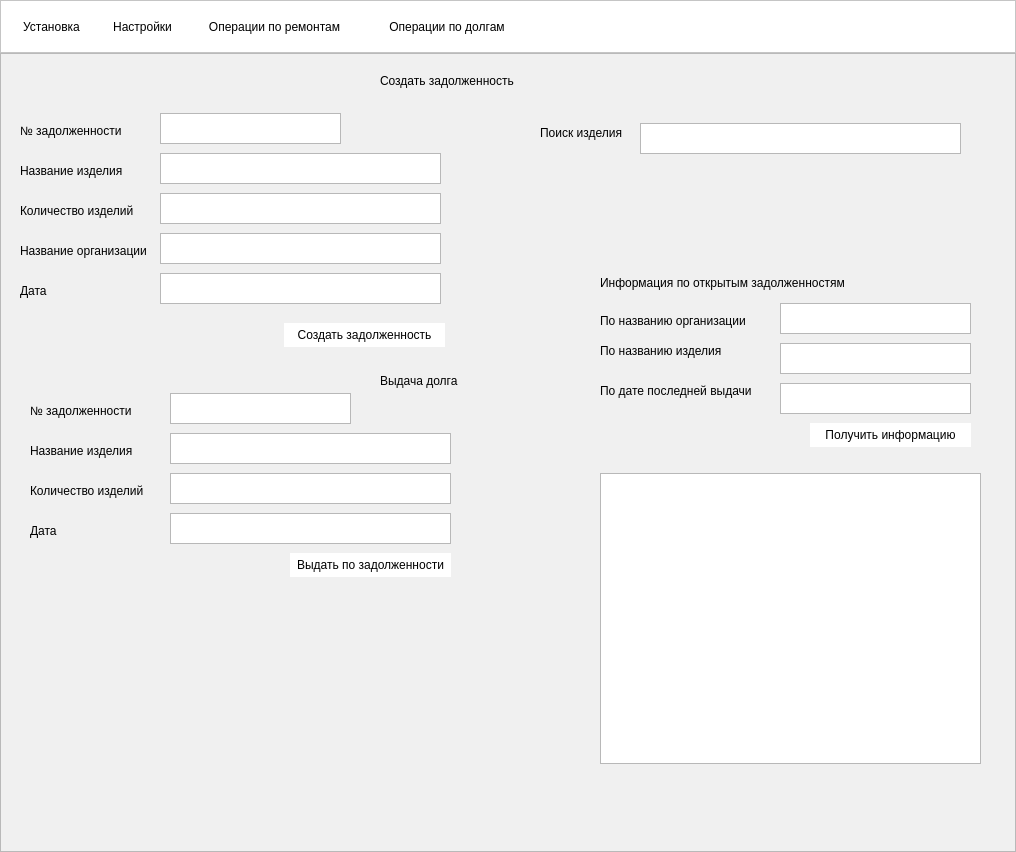
Qt form uiform.ui (IgorReyms/sklad) before a commit.
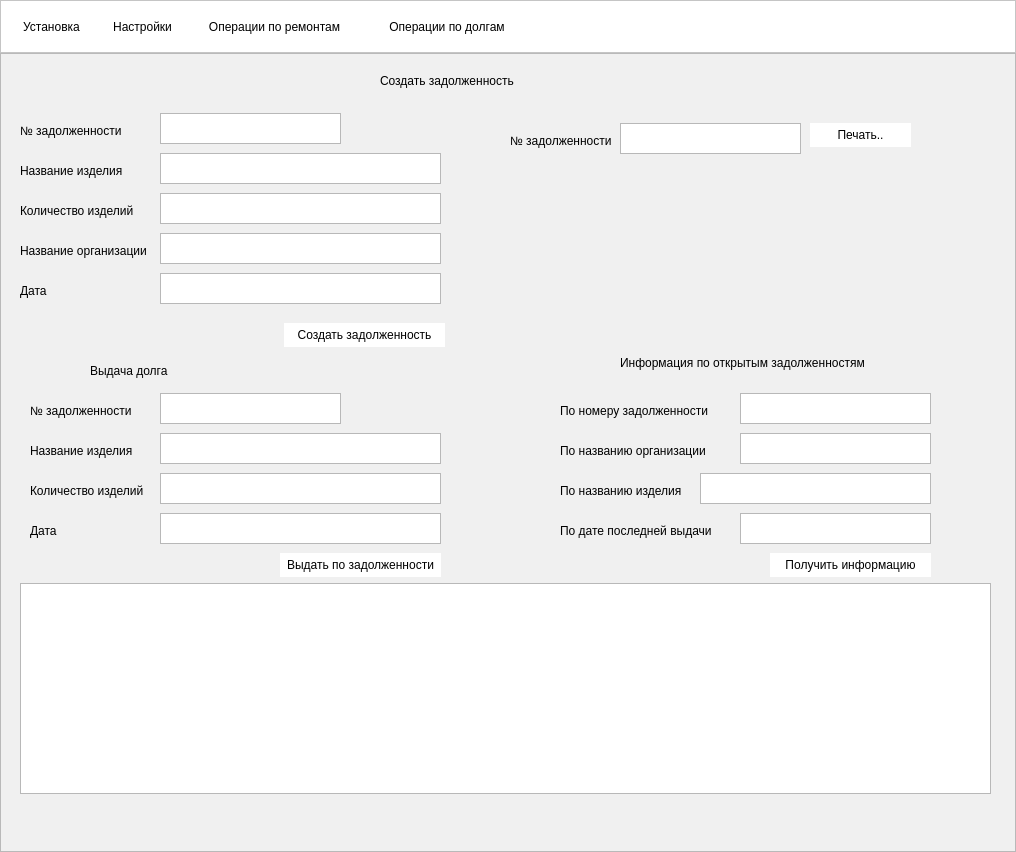
The same form after that commit.

The edit to the form file:
```diff
--- a/uiform.ui
+++ b/uiform.ui
@@ -1069,19 +1069,6 @@
             <string>Название изделия</string>
            </property>
           </widget>
-          <widget class="QLabel" name="label_25">
-           <property name="geometry">
-            <rect>
-             <x>530</x>
-             <y>60</y>
-             <width>91</width>
-             <height>20</height>
-            </rect>
-           </property>
-           <property name="text">
-            <string>Поиск изделия</string>
-           </property>
-          </widget>
           <widget class="QLabel" name="label_26">
            <property name="geometry">
             <rect>
@@ -1131,8 +1118,8 @@
           <widget class="QLabel" name="label_28">
            <property name="geometry">
             <rect>
-             <x>370</x>
-             <y>310</y>
+             <x>80</x>
+             <y>300</y>
              <width>171</width>
              <height>16</height>
             </rect>
@@ -1157,7 +1144,7 @@
           <widget class="QPlainTextEdit" name="DebtOutNoTextEdit">
            <property name="geometry">
             <rect>
-             <x>160</x>
+             <x>150</x>
              <y>330</y>
              <width>181</width>
              <height>31</height>
@@ -1187,16 +1174,6 @@
             <string>Количество изделий</string>
            </property>
           </widget>
-          <widget class="QPlainTextEdit" name="DebtOutItemNameTextEdit">
-           <property name="geometry">
-            <rect>
-             <x>160</x>
-             <y>370</y>
-             <width>281</width>
-             <height>31</height>
-            </rect>
-           </property>
-          </widget>
           <widget class="QLabel" name="label_31">
            <property name="geometry">
             <rect>
@@ -1213,7 +1190,7 @@
           <widget class="QPlainTextEdit" name="DebtOutItemQtyTextEdit">
            <property name="geometry">
             <rect>
-             <x>160</x>
+             <x>150</x>
              <y>410</y>
              <width>281</width>
              <height>31</height>
@@ -1236,7 +1213,7 @@
           <widget class="QPlainTextEdit" name="DebtOutDateTextEdit">
            <property name="geometry">
             <rect>
-             <x>160</x>
+             <x>150</x>
              <y>450</y>
              <width>281</width>
              <height>31</height>
@@ -1259,8 +1236,8 @@
           <widget class="QLabel" name="label_34">
            <property name="geometry">
             <rect>
-             <x>590</x>
-             <y>210</y>
+             <x>610</x>
+             <y>290</y>
              <width>261</width>
              <height>20</height>
             </rect>
@@ -1272,8 +1249,8 @@
           <widget class="QPlainTextEdit" name="DebtFindByClientNameTextEdit">
            <property name="geometry">
             <rect>
-             <x>770</x>
-             <y>240</y>
+             <x>730</x>
+             <y>370</y>
              <width>191</width>
              <height>31</height>
             </rect>
@@ -1282,8 +1259,8 @@
           <widget class="QLabel" name="label_35">
            <property name="geometry">
             <rect>
-             <x>590</x>
-             <y>250</y>
+             <x>550</x>
+             <y>380</y>
              <width>161</width>
              <height>16</height>
             </rect>
@@ -1295,8 +1272,8 @@
           <widget class="QLabel" name="label_36">
            <property name="geometry">
             <rect>
-             <x>590</x>
-             <y>280</y>
+             <x>550</x>
+             <y>420</y>
              <width>161</width>
              <height>16</height>
             </rect>
@@ -1305,21 +1282,11 @@
             <string>По названию изделия</string>
            </property>
           </widget>
-          <widget class="QPlainTextEdit" name="DebtFindByItemNameTextEdit">
-           <property name="geometry">
-            <rect>
-             <x>770</x>
-             <y>280</y>
-             <width>191</width>
-             <height>31</height>
-            </rect>
-           </property>
-          </widget>
           <widget class="QLabel" name="label_37">
            <property name="geometry">
             <rect>
-             <x>590</x>
-             <y>320</y>
+             <x>550</x>
+             <y>460</y>
              <width>161</width>
              <height>16</height>
             </rect>
@@ -1331,8 +1298,8 @@
           <widget class="QPlainTextEdit" name="DebtFindByLastDateTextEdit">
            <property name="geometry">
             <rect>
-             <x>770</x>
-             <y>320</y>
+             <x>730</x>
+             <y>450</y>
              <width>191</width>
              <height>31</height>
             </rect>
@@ -1354,7 +1321,7 @@
           <widget class="QPushButton" name="DebtOutBtn">
            <property name="geometry">
             <rect>
-             <x>280</x>
+             <x>270</x>
              <y>490</y>
              <width>161</width>
              <height>24</height>
@@ -1367,8 +1334,8 @@
           <widget class="QPushButton" name="DebtFindBtn">
            <property name="geometry">
             <rect>
-             <x>800</x>
-             <y>360</y>
+             <x>760</x>
+             <y>490</y>
              <width>161</width>
              <height>24</height>
             </rect>
@@ -1380,12 +1347,15 @@
           <widget class="QPlainTextEdit" name="DebtInfoTextEdit">
            <property name="geometry">
             <rect>
-             <x>590</x>
-             <y>410</y>
-             <width>381</width>
-             <height>291</height>
+             <x>10</x>
+             <y>520</y>
+             <width>971</width>
+             <height>211</height>
             </rect>
            </property>
+           <property name="lineWrapMode">
+            <enum>QPlainTextEdit::WidgetWidth</enum>
+           </property>
           </widget>
           <widget class="QTableWidget" name="DebtItemTable">
            <property name="geometry">
@@ -1409,9 +1379,9 @@
           <widget class="QTableWidget" name="itemFinder">
            <property name="geometry">
             <rect>
-             <x>630</x>
-             <y>60</y>
-             <width>321</width>
+             <x>150</x>
+             <y>370</y>
+             <width>281</width>
              <height>31</height>
             </rect>
            </property>
@@ -1425,6 +1395,84 @@
             <bool>true</bool>
            </attribute>
           </widget>
+          <widget class="QTableWidget" name="DebtInfoItemTable">
+           <property name="geometry">
+            <rect>
+             <x>690</x>
+             <y>410</y>
+             <width>231</width>
+             <height>31</height>
+            </rect>
+           </property>
+           <property name="cornerButtonEnabled">
+            <bool>false</bool>
+           </property>
+           <attribute name="horizontalHeaderVisible">
+            <bool>false</bool>
+           </attribute>
+           <attribute name="horizontalHeaderStretchLastSection">
+            <bool>true</bool>
+           </attribute>
+          </widget>
+          <widget class="QPlainTextEdit" name="DebtFindByDebtNoTextEdit">
+           <property name="geometry">
+            <rect>
+             <x>730</x>
+             <y>330</y>
+             <width>191</width>
+             <height>31</height>
+            </rect>
+           </property>
+          </widget>
+          <widget class="QLabel" name="label_39">
+           <property name="geometry">
+            <rect>
+             <x>550</x>
+             <y>340</y>
+             <width>161</width>
+             <height>16</height>
+            </rect>
+           </property>
+           <property name="text">
+            <string>По номеру задолженности</string>
+           </property>
+          </widget>
+          <widget class="QLabel" name="label_25">
+           <property name="geometry">
+            <rect>
+             <x>500</x>
+             <y>70</y>
+             <width>121</width>
+             <height>16</height>
+            </rect>
+           </property>
+           <property name="text">
+            <string>№ задолженности</string>
+           </property>
+          </widget>
+          <widget class="QPlainTextEdit" name="DebtReportNoTextEdit">
+           <property name="geometry">
+            <rect>
+             <x>610</x>
+             <y>60</y>
+             <width>181</width>
+             <height>31</height>
+            </rect>
+           </property>
+          </widget>
+          <widget class="QPushButton" name="DebtReportPrint">
+           <property name="geometry">
+            <rect>
+             <x>800</x>
+             <y>60</y>
+             <width>101</width>
+             <height>24</height>
+            </rect>
+           </property>
+           <property name="text">
+            <string>Печать..</string>
+           </property>
+          </widget>
          </widget>
         </widget>
        </item>
```
Left out of the diff: 2 changed lines with no effect on the pictures.
